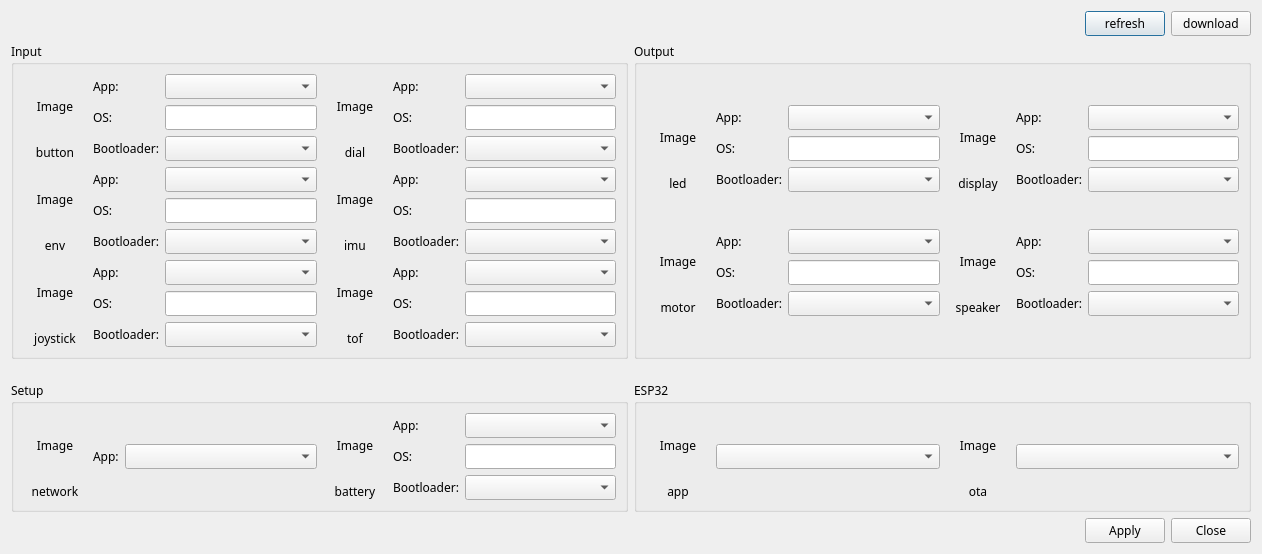
Above: modi2_multi_uploader/assets/firmware_manager.ui from LUXROBO/modi2-firmware-updater before the change. Below: the same form after it.
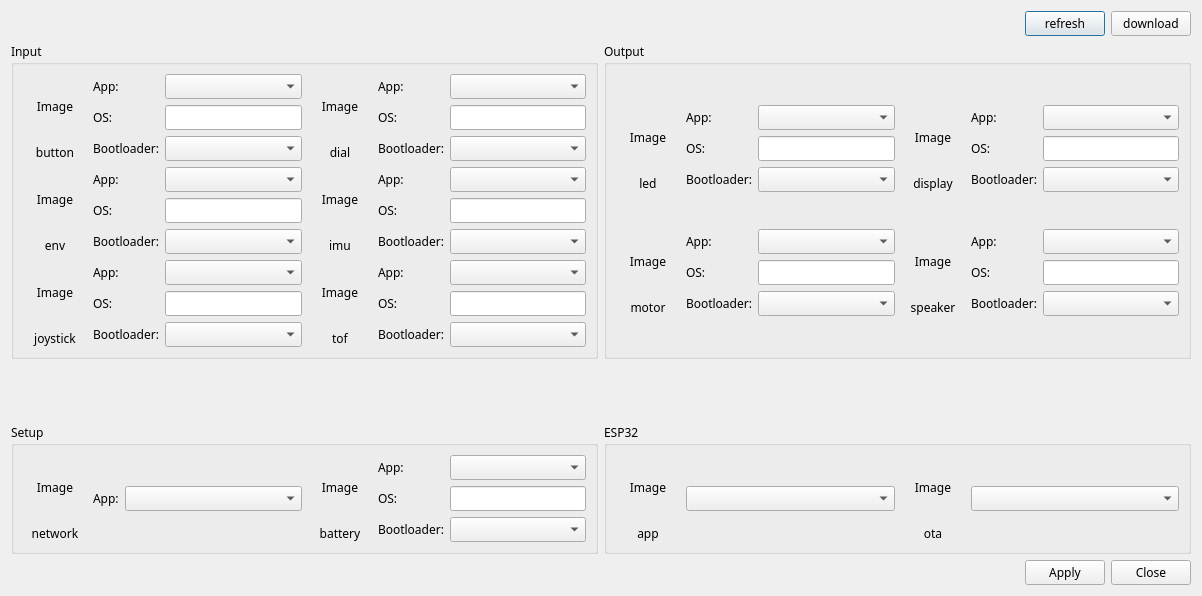
That is the form after the change.

```diff
--- a/modi2_multi_uploader/assets/firmware_manager.ui
+++ b/modi2_multi_uploader/assets/firmware_manager.ui
@@ -6,8 +6,8 @@
    <rect>
     <x>0</x>
     <y>0</y>
-    <width>1262</width>
-    <height>554</height>
+    <width>1202</width>
+    <height>596</height>
    </rect>
   </property>
   <property name="sizePolicy">
```
